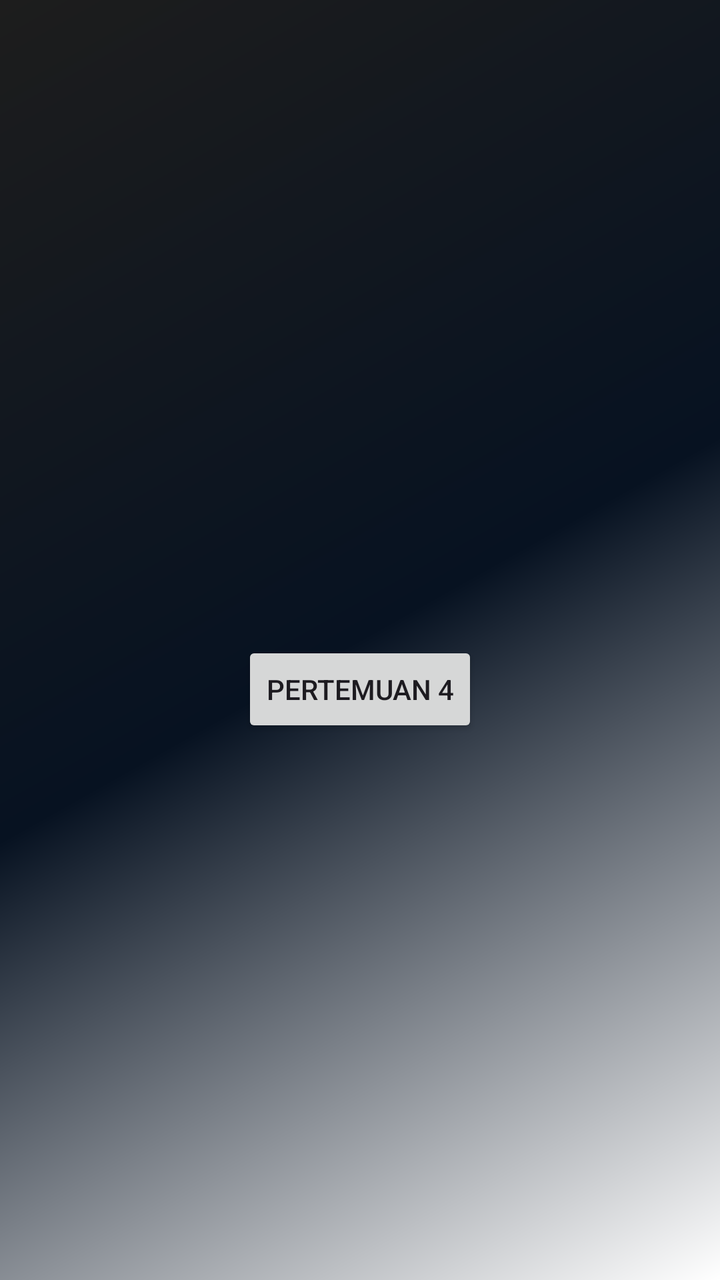
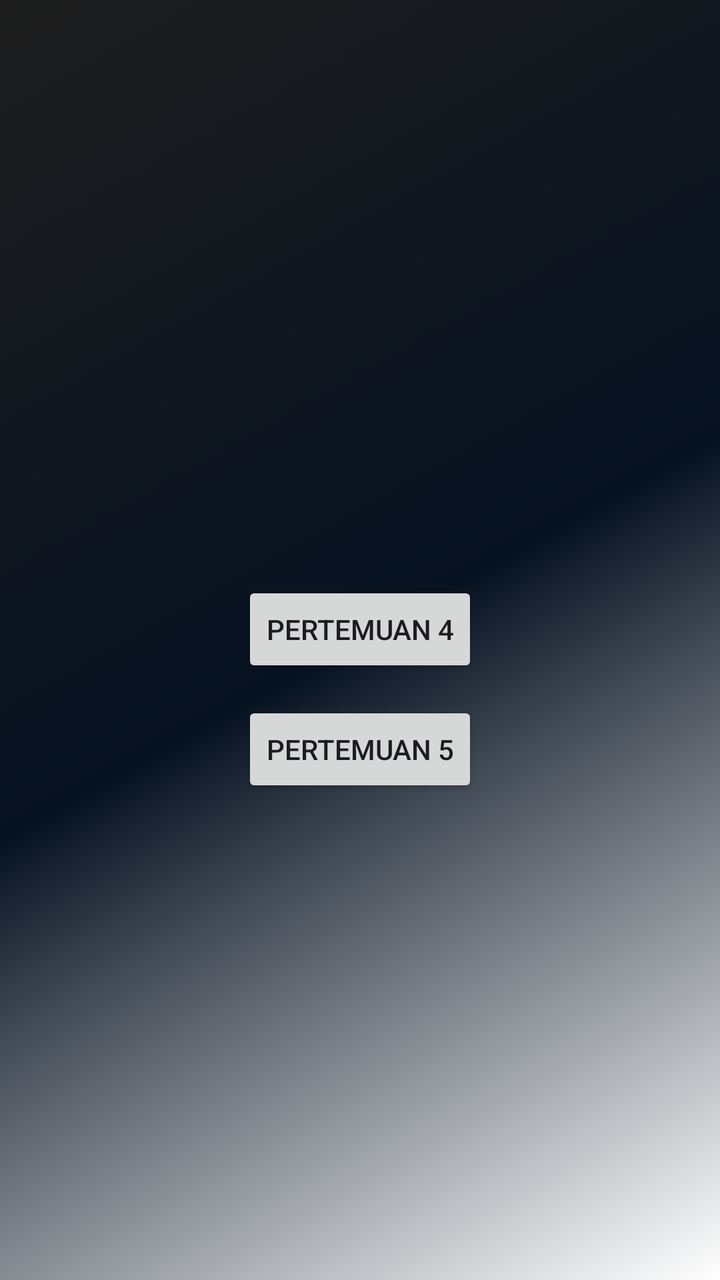

Before-and-after screenshots of an Android layout around one commit, followed by the original layout XML and the change that was made.
<!-- AndroidManifest.xml: application theme Theme.Nabilatiemobile -->
<!-- res/layout/activity_main.xml -->
<?xml version="1.0" encoding="utf-8"?>
<androidx.constraintlayout.widget.ConstraintLayout xmlns:android="http://schemas.android.com/apk/res/android"
    xmlns:app="http://schemas.android.com/apk/res-auto"
    xmlns:tools="http://schemas.android.com/tools"
    android:id="@+id/main"
    android:layout_width="match_parent"
    android:layout_height="match_parent"
    android:background="@drawable/bg_gradient"
    tools:context=".MainActivity">

    <TextView
        android:id="@+id/tvHello"
        android:layout_width="wrap_content"
        android:layout_height="wrap_content"
        android:text=""
        android:textColor="@color/white"
        android:textSize="22sp"
        android:textStyle="bold"
        app:layout_constraintBottom_toTopOf="@+id/btnToFourth"
        app:layout_constraintEnd_toEndOf="parent"
        app:layout_constraintStart_toStartOf="parent"
        app:layout_constraintTop_toTopOf="parent"
        app:layout_constraintVertical_chainStyle="packed" />

    <Button
        android:id="@+id/btnToFourth"
        android:layout_width="wrap_content"
        android:layout_height="wrap_content"
        android:layout_marginTop="20dp"
        android:text="Pertemuan 4"
        app:layout_constraintBottom_toBottomOf="parent"
        app:layout_constraintEnd_toEndOf="parent"
        app:layout_constraintStart_toStartOf="parent"
        app:layout_constraintTop_toBottomOf="@+id/tvHello" />

</androidx.constraintlayout.widget.ConstraintLayout>
<!-- resources referenced by this layout -->
<resources>
  <color name="white">#FFFFFFFF</color>
  <!-- drawable bg_gradient (drawable) -->
  <?xml version="1.0" encoding="utf-8"?>
  <shape xmlns:android="http://schemas.android.com/apk/res/android"
      android:shape="rectangle">
      <gradient
          android:angle="135"
          android:startColor="#FFFFFF"
          android:centerColor="#071221"
          android:endColor="#1D1D1D"
          android:type="linear" />
  </shape>
  <style name="Theme.Nabilatiemobile" parent="Base.Theme.Nabilatiemobile" />
  <style name="Base.Theme.Nabilatiemobile" parent="Theme.Material3.DayNight.NoActionBar">
          
          
      </style>
</resources>

<!-- the commit's change to res/layout/activity_main.xml (unified diff, before → after) -->
@@ -28,9 +28,20 @@
         android:layout_height="wrap_content"
         android:layout_marginTop="20dp"
         android:text="Pertemuan 4"
-        app:layout_constraintBottom_toBottomOf="parent"
+        app:layout_constraintBottom_toTopOf="@+id/btnToFifth"
         app:layout_constraintEnd_toEndOf="parent"
         app:layout_constraintStart_toStartOf="parent"
         app:layout_constraintTop_toBottomOf="@+id/tvHello" />
 
+    <Button
+        android:id="@+id/btnToFifth"
+        android:layout_width="wrap_content"
+        android:layout_height="wrap_content"
+        android:layout_marginTop="12dp"
+        android:text="Pertemuan 5"
+        app:layout_constraintBottom_toBottomOf="parent"
+        app:layout_constraintEnd_toEndOf="parent"
+        app:layout_constraintStart_toStartOf="parent"
+        app:layout_constraintTop_toBottomOf="@+id/btnToFourth" />
+
 </androidx.constraintlayout.widget.ConstraintLayout>
